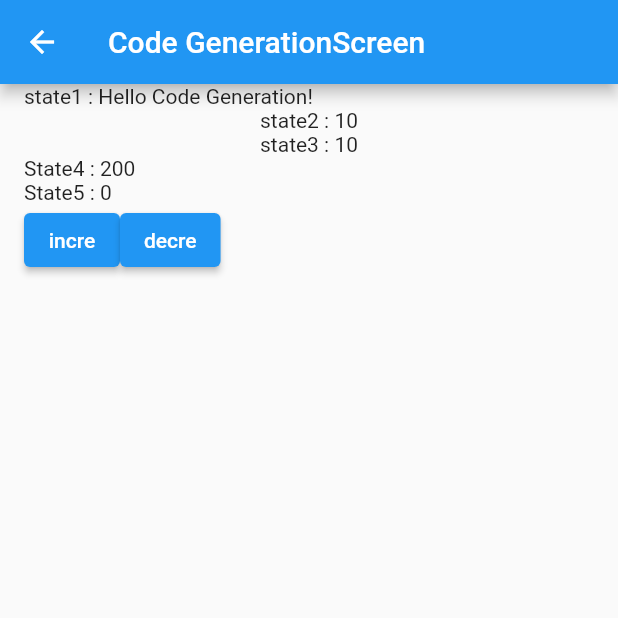
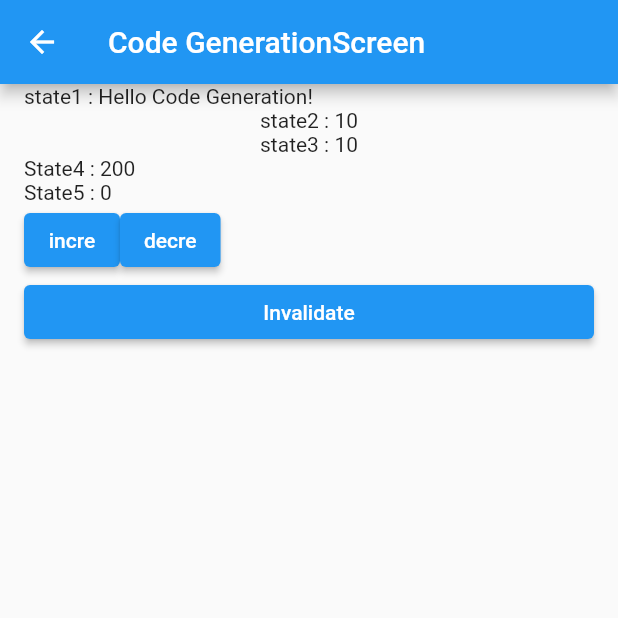
Before and after one commit to DongWooKim97/provider_practice, a Flutter app: the screen it shows after launch, after a tap on "CodeGenerationScreen", on a phone screen of 412 x 824 dp, the top half of it. Run offline on Flutter 3.47's test engine with Material 2 defaults, Android fonts, the phone set to English and light mode, and no system bars; our stand-ins replace flutter_riverpod, riverpod_annotation; generated files the repository leaves out were written again.

Commit message:
Riverpod v2 Invalidate 함수

```diff
--- a/lib/screen/code_generation_screen.dart
+++ b/lib/screen/code_generation_screen.dart
@@ -21,7 +21,6 @@ class CodeGenerationScreen extends ConsumerWidget {
     ));
     // state notifier
     final state5 = ref.watch(gStateNotifierProvider);
-
 
     return DefaultLayout(
       title: 'Code GenerationScreen',
@@ -53,14 +52,23 @@ class CodeGenerationScreen extends ConsumerWidget {
           Text('State5 : $state5'),
           Row(
             children: [
-              ElevatedButton(onPressed: () {
-                ref.read(gStateNotifierProvider.notifier).increment();
-              }, child: Text('incre')),
-              ElevatedButton(onPressed: () {
-                ref.read(gStateNotifierProvider.notifier).decrement();
-              }, child: Text('decre')),
+              ElevatedButton(
+                  onPressed: () {
+                    ref.read(gStateNotifierProvider.notifier).increment();
+                  },
+                  child: Text('incre')),
+              ElevatedButton(
+                  onPressed: () {
+                    ref.read(gStateNotifierProvider.notifier).decrement();
+                  },
+                  child: Text('decre')),
             ],
-          )
+          ),
+          ElevatedButton(
+              onPressed: () {
+                ref.invalidate(gStateNotifierProvider);
+              },
+              child: Text('Invalidate')),
         ],
       ),
     );
```
